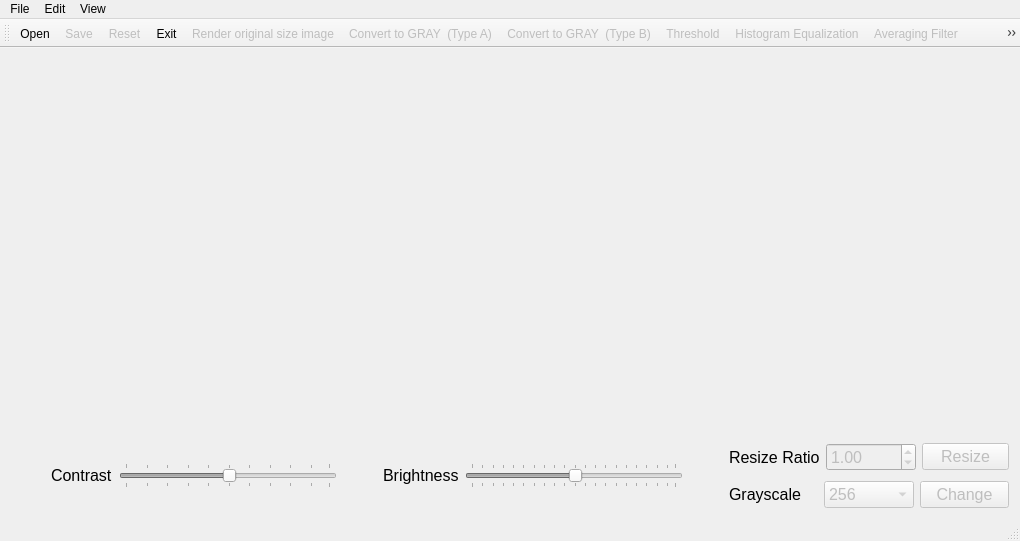
The window that hw3/SimplePaint/mainwindow.ui (otakusaikou/2016-631-M8210) describes before a commit, drawn with Qt 5.
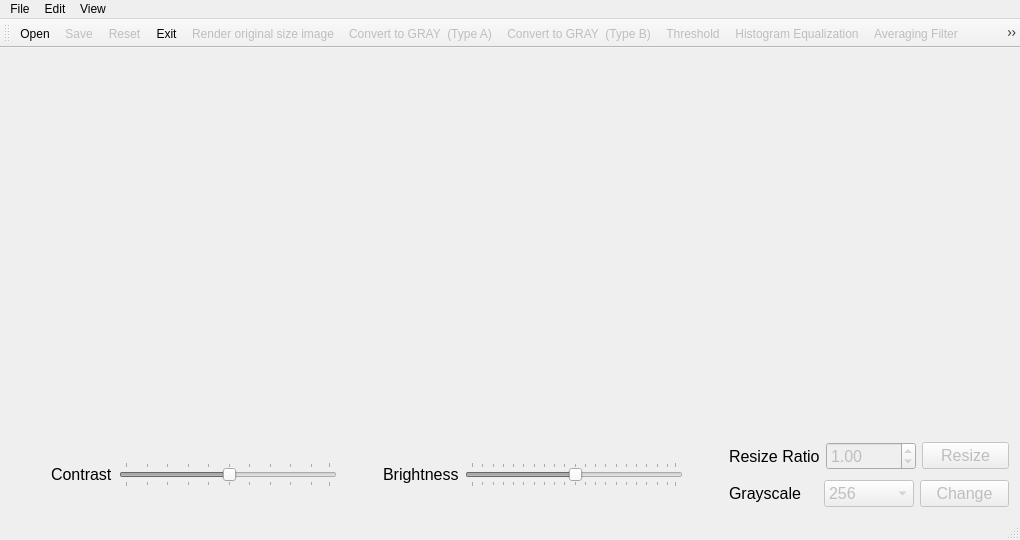
The same window after the commit. Icons and pictures are not drawn.

What changed in the file:
```diff
--- a/hw3/SimplePaint/mainwindow.ui
+++ b/hw3/SimplePaint/mainwindow.ui
@@ -7,7 +7,7 @@
     <x>0</x>
     <y>0</y>
     <width>1020</width>
-    <height>541</height>
+    <height>540</height>
    </rect>
   </property>
   <property name="windowTitle">
```
Left out of the diff: 30 changed lines with no effect on the pictures.
